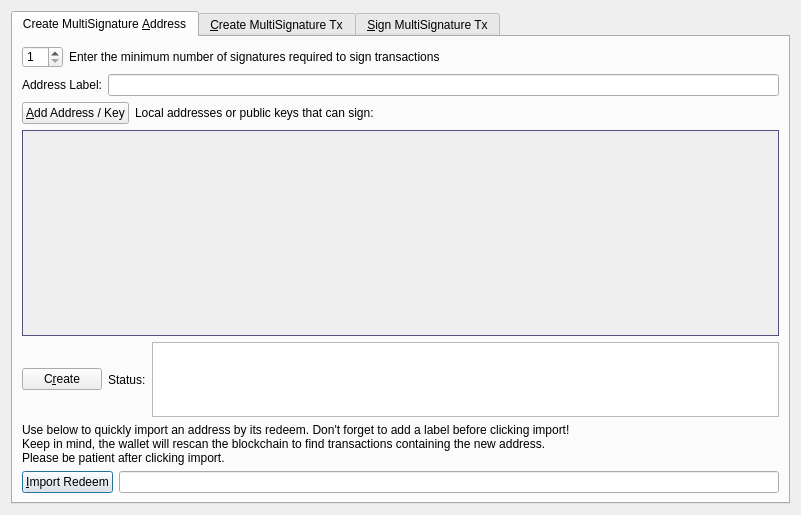
WisprProject/core, file src/qt/forms/multisigdialog.ui: the form before one commit.
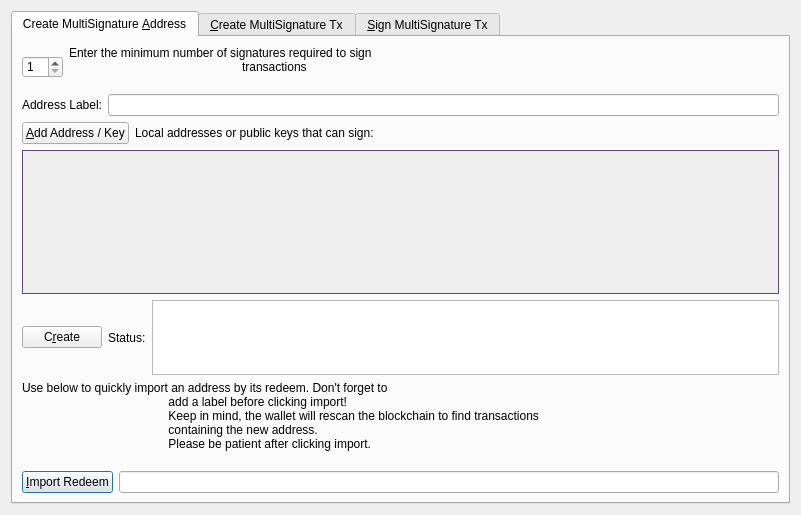
The form after the commit. The open tabs and pages were chosen to show the change. Icons and pictures are not drawn.

Patch:
```diff
--- a/src/qt/forms/multisigdialog.ui
+++ b/src/qt/forms/multisigdialog.ui
@@ -66,7 +66,9 @@
          <item>
           <widget class="QLabel" name="enterMLabel">
            <property name="text">
-            <string>Enter the minimum number of signatures required to sign transactions</string>
+                                                <string>Enter the minimum number of signatures required to sign
+                                                    transactions
+                                                </string>
            </property>
           </widget>
          </item>
@@ -242,9 +244,12 @@
           </sizepolicy>
          </property>
          <property name="text">
-          <string>Use below to quickly import an address by its redeem. Don't forget to add a label before clicking import!
-Keep in mind, the wallet will rescan the blockchain to find transactions containing the new address.
-Please be patient after clicking import.</string>
+                                        <string>Use below to quickly import an address by its redeem. Don't forget to
+                                            add a label before clicking import!
+                                            Keep in mind, the wallet will rescan the blockchain to find transactions
+                                            containing the new address.
+                                            Please be patient after clicking import.
+                                        </string>
          </property>
          <property name="scaledContents">
           <bool>false</bool>
```
Left out of the diff: 77 changed lines with no effect on the pictures. Lines whose indentation alone changed are shown as unchanged.
